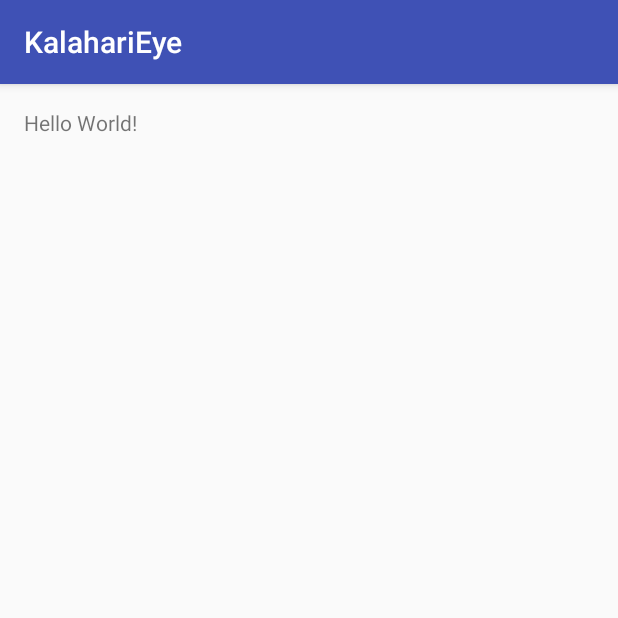
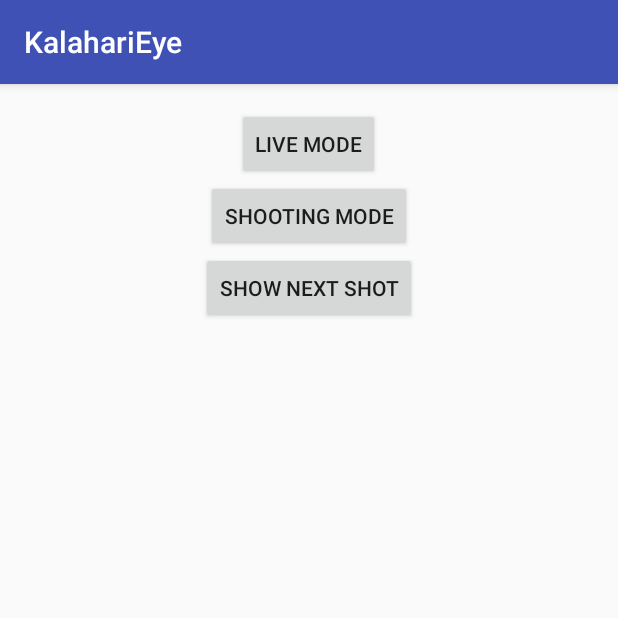
Before and after one commit to andreasVHoly/Kalahari_eye_android, an Android app: the screen it shows after launch (MainActivity), on a phone screen of 412 x 824 dp, the top half of it. Run offline under Robolectric (Android 15) with nearby library versions, the phone set to English and light mode, and no system bars.

Commit message:
first commit for android version, wrote basic connection class with the dynamic ip connection for loop

```diff
--- a/app/src/main/res/layout/activity_main.xml
+++ b/app/src/main/res/layout/activity_main.xml
@@ -9,8 +9,33 @@
     android:paddingTop="@dimen/activity_vertical_margin"
     tools:context="avh.com.kalaharieye.MainActivity">
 
-    <TextView
-        android:layout_width="wrap_content"
-        android:layout_height="wrap_content"
-        android:text="Hello World!" />
+    <LinearLayout
+        android:orientation="vertical"
+        android:layout_width="match_parent"
+        android:layout_height="match_parent"
+        android:layout_centerVertical="true"
+        android:layout_alignParentEnd="true">
+
+        <Button
+            android:layout_width="wrap_content"
+            android:layout_height="wrap_content"
+            android:text="Live Mode"
+            android:id="@+id/button_live"
+            android:layout_gravity="center_horizontal" />
+
+        <Button
+            android:layout_width="wrap_content"
+            android:layout_height="wrap_content"
+            android:text="Shooting Mode"
+            android:id="@+id/button_shooting"
+            android:layout_gravity="center_horizontal" />
+
+        <Button
+            android:layout_width="wrap_content"
+            android:layout_height="wrap_content"
+            android:text="@string/show_next_shot"
+            android:id="@+id/button_next_shot"
+            android:layout_gravity="center_horizontal" />
+    </LinearLayout>
+
 </RelativeLayout>
--- a/app/src/main/res/values/strings.xml
+++ b/app/src/main/res/values/strings.xml
@@ -1,3 +1,4 @@
 <resources>
     <string name="app_name">KalahariEye</string>
+    <string name="show_next_shot">Show Next Shot</string>
 </resources>
```
